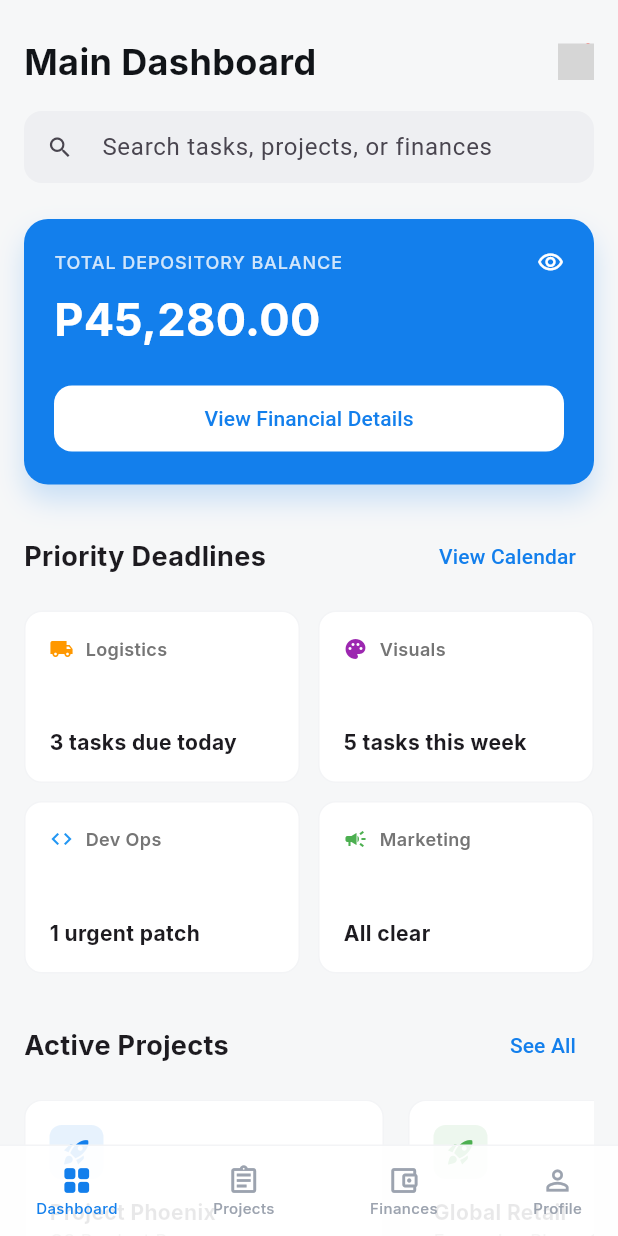
After one commit to aijaee/kamobahala_bscs4b_project, a Flutter app: the OrganizationDashboard screen opened directly, on a phone screen of 412 x 824 dp. The commit adds this screen. Run offline on Flutter 3.47's test engine with Material 3 defaults, Android fonts, the light colour scheme and no system bars; our stand-ins replace flutter_svg, google_fonts, supabase_flutter; accounts and stored records are empty; grey boxes are pictures that could not be loaded.

Commit message:
Organization Dashboard UI

```diff
--- a/lib/main.dart
+++ b/lib/main.dart
@@ -3,6 +3,8 @@ import 'package:provider/provider.dart';
 
 import 'viewmodels/auth_viewmodel.dart';
 import 'views/auth/login_screen.dart';
+// 1. ADD THIS IMPORT (Adjust the path if your folder names are different)
+import 'views/dashboard/organization_dashboard.dart';
 
 void main() {
   runApp(const MyApp());
@@ -20,6 +22,7 @@ class MyApp extends StatelessWidget {
       child: MaterialApp(
         debugShowCheckedModeBanner: false,
         title: "Kamo Bahala",
+
         home: const LoginScreen(),
       ),
     );
--- /dev/null
+++ b/lib/views/dashboard/organization_dashboard.dart
@@ -0,0 +1,342 @@
+import 'package:flutter/material.dart';
+import 'package:google_fonts/google_fonts.dart';
+import 'package:flutter_svg/flutter_svg.dart';
+
+class OrganizationDashboard extends StatelessWidget {
+  const OrganizationDashboard({super.key});
+
+  @override
+  Widget build(BuildContext context) {
+    // TOGGLE THIS: Set to true to see the "Empty State" UI
+    bool isDashboardEmpty = false;
+
+    final List<Map<String, dynamic>> deadlines = [
+      {'title': 'Logistics', 'tasks': '3 tasks due today', 'icon': Icons.local_shipping, 'color': Colors.orange},
+      {'title': 'Visuals', 'tasks': '5 tasks this week', 'icon': Icons.palette, 'color': Colors.purple},
+      {'title': 'Dev Ops', 'tasks': '1 urgent patch', 'icon': Icons.code, 'color': Colors.blue},
+      {'title': 'Marketing', 'tasks': 'All clear', 'icon': Icons.campaign, 'color': Colors.green},
+    ];
+
+    return Scaffold(
+      backgroundColor: const Color(0xFFF6F7F8),
+      body: SafeArea(
+        child: Stack(
+          children: [
+            CustomScrollView(
+              slivers: [
+                _buildHeader(),
+                SliverPadding(
+                  padding: const EdgeInsets.all(16.0),
+                  sliver: SliverList(
+                    delegate: SliverChildListDelegate([
+                      _buildFinancialCard(),
+                      const SizedBox(height: 24),
+                      if (isDashboardEmpty)
+                        _buildEmptyState()
+                      else ...[
+                        _buildSectionHeader("Priority Deadlines", "View Calendar"),
+                        const SizedBox(height: 12),
+                        _buildDeadlinesGrid(deadlines),
+                        const SizedBox(height: 24),
+                        _buildSectionHeader("Active Projects", "See All"),
+                        const SizedBox(height: 12),
+                        _buildProjectsList(),
+                      ],
+                      const SizedBox(height: 100),
+                    ]),
+                  ),
+                ),
+              ],
+            ),
+            Positioned(
+              bottom: 0,
+              left: 0,
+              right: 0,
+              child: _buildBottomNav(),
+            ),
+          ],
+        ),
+      ),
+    );
+  }
+
+  Widget _buildHeader() {
+    return SliverToBoxAdapter(
+      child: Padding(
+        padding: const EdgeInsets.fromLTRB(16, 24, 16, 8),
+        child: Column(
+          children: [
+            Row(
+              mainAxisAlignment: MainAxisAlignment.spaceBetween,
+              children: [
+                Text(
+                  "Main Dashboard",
+                  style: GoogleFonts.inter(
+                    fontSize: 24,
+                    fontWeight: FontWeight.bold,
+                    color: const Color(0xFF111418),
+                  ),
+                ),
+                Stack(
+                  children: [
+                    SvgPicture.asset(
+                      'assets/icons/bell.svg',
+                      width: 24,
+                      height: 24,
+                      placeholderBuilder: (context) => const Icon(Icons.notifications_none),
+                    ),
+                    Positioned(
+                      right: 0,
+                      top: 0,
+                      child: Container(
+                        width: 8,
+                        height: 8,
+                        decoration: const BoxDecoration(
+                          color: Colors.red,
+                          shape: BoxShape.circle,
+                        ),
+                      ),
+                    )
+                  ],
+                ),
+              ],
+            ),
+            const SizedBox(height: 16),
+            TextField(
+              decoration: InputDecoration(
+                hintText: "Search tasks, projects, or finances",
+                prefixIcon: const Icon(Icons.search, size: 18),
+                filled: true,
+                fillColor: const Color(0xFFE5E7EB).withValues(alpha: 0.5),
+                border: OutlineInputBorder(
+                  borderRadius: BorderRadius.circular(12),
+                  borderSide: BorderSide.none,
+                ),
+                contentPadding: const EdgeInsets.symmetric(vertical: 12),
+              ),
+            ),
+          ],
+        ),
+      ),
+    );
+  }
+
+  Widget _buildFinancialCard() {
+    return Container(
+      width: double.infinity,
+      padding: const EdgeInsets.all(20),
+      decoration: BoxDecoration(
+        color: const Color(0xFF137FEC),
+        borderRadius: BorderRadius.circular(16),
+        boxShadow: [
+          BoxShadow(
+            color: const Color(0xFF137FEC).withValues(alpha: 0.2),
+            blurRadius: 15,
+            offset: const Offset(0, 10),
+          )
+        ],
+      ),
+      child: Column(
+        crossAxisAlignment: CrossAxisAlignment.start,
+        children: [
+          Row(
+            mainAxisAlignment: MainAxisAlignment.spaceBetween,
+            children: [
+              Text(
+                "TOTAL DEPOSITORY BALANCE",
+                style: GoogleFonts.inter(
+                  color: Colors.white.withValues(alpha: 0.8),
+                  fontSize: 12,
+                  letterSpacing: 0.6,
+                  fontWeight: FontWeight.w500,
+                ),
+              ),
+              const Icon(Icons.visibility_outlined, color: Colors.white, size: 18),
+            ],
+          ),
+          const SizedBox(height: 8),
+          Text(
+            "P45,280.00",
+            style: GoogleFonts.inter(
+              color: Colors.white,
+              fontSize: 30,
+              fontWeight: FontWeight.bold,
+            ),
+          ),
+          const SizedBox(height: 20),
+          ElevatedButton(
+            onPressed: () {},
+            style: ElevatedButton.styleFrom(
+              backgroundColor: Colors.white,
+              foregroundColor: const Color(0xFF137FEC),
+              minimumSize: const Size(double.infinity, 44),
+              shape: RoundedRectangleBorder(
+                borderRadius: BorderRadius.circular(12),
+              ),
+              elevation: 0,
+            ),
+            child: const Text("View Financial Details"),
+          ),
+        ],
+      ),
+    );
+  }
+
+  Widget _buildEmptyState() {
+    return Center(
+      child: Padding(
+        padding: const EdgeInsets.symmetric(vertical: 60),
+        child: Column(
+          children: [
+            Icon(Icons.assignment_add, size: 80, color: Colors.grey.withValues(alpha: 0.3)),
+            const SizedBox(height: 16),
+            Text(
+              "No Active Projects Yet",
+              style: GoogleFonts.inter(fontSize: 18, fontWeight: FontWeight.bold, color: Colors.grey[700]),
+            ),
+            const SizedBox(height: 8),
+            Text(
+              "Get started by creating your first organization task or project.",
+              textAlign: TextAlign.center,
+              style: GoogleFonts.inter(color: Colors.grey[500]),
+            ),
+          ],
+        ),
+      ),
+    );
+  }
+
+  Widget _buildSectionHeader(String title, String actionText) {
+    return Row(
+      mainAxisAlignment: MainAxisAlignment.spaceBetween,
+      children: [
+        Text(
+          title,
+          style: GoogleFonts.inter(fontSize: 18, fontWeight: FontWeight.bold),
+        ),
+        TextButton(
+          onPressed: () {},
+          child: Text(actionText, style: const TextStyle(color: Color(0xFF137FEC))),
+        ),
+      ],
+    );
+  }
+
+  Widget _buildDeadlinesGrid(List<Map<String, dynamic>> items) {
+    return GridView.builder(
+      shrinkWrap: true,
+      physics: const NeverScrollableScrollPhysics(),
+      gridDelegate: const SliverGridDelegateWithFixedCrossAxisCount(
+        crossAxisCount: 2,
+        crossAxisSpacing: 12,
+        mainAxisSpacing: 12,
+        childAspectRatio: 1.6,
+      ),
+      itemCount: items.length,
+      itemBuilder: (context, index) {
+        final item = items[index];
+        return Container(
+          padding: const EdgeInsets.all(16),
+          decoration: BoxDecoration(
+            color: Colors.white,
+            borderRadius: BorderRadius.circular(12),
+            border: Border.all(color: const Color(0xFFF3F4F6)),
+          ),
+          child: Column(
+            crossAxisAlignment: CrossAxisAlignment.start,
+            children: [
+              Row(
+                children: [
+                  Icon(item['icon'], size: 16, color: item['color']),
+                  const SizedBox(width: 8),
+                  Text(item['title'], style: GoogleFonts.inter(fontSize: 12, color: Colors.grey[600], fontWeight: FontWeight.w600)),
+                ],
+              ),
+              const Spacer(),
+              Text(item['tasks'], style: GoogleFonts.inter(fontSize: 14, fontWeight: FontWeight.bold)),
+            ],
+          ),
+        );
+      },
+    );
+  }
+
+  Widget _buildProjectsList() {
+    return SizedBox(
+      height: 180,
+      child: ListView(
+        scrollDirection: Axis.horizontal,
+        children: [
+          _buildProjectCard("Project Phoenix", "Q3 Product Revamp", 0.75, "12 Days Left", const Color(0xFF137FEC)),
+          const SizedBox(width: 16),
+          _buildProjectCard("Global Retail", "Expansion Phase 1", 0.40, "45 Days Left", Colors.green),
+        ],
+      ),
+    );
+  }
+
+  Widget _buildProjectCard(String title, String sub, double progress, String days, Color color) {
+    return Container(
+      width: 240,
+      padding: const EdgeInsets.all(16),
+      decoration: BoxDecoration(
+        color: Colors.white,
+        borderRadius: BorderRadius.circular(12),
+        border: Border.all(color: const Color(0xFFF3F4F6)),
+      ),
+      child: Column(
+        crossAxisAlignment: CrossAxisAlignment.start,
+        children: [
+          Container(
+            padding: const EdgeInsets.all(8),
+            decoration: BoxDecoration(color: color.withValues(alpha: 0.1), borderRadius: BorderRadius.circular(8)),
+            child: Icon(Icons.rocket_launch, color: color, size: 20),
+          ),
+          const SizedBox(height: 12),
+          Text(title, style: GoogleFonts.inter(fontWeight: FontWeight.bold, fontSize: 14)),
+          Text(sub, style: GoogleFonts.inter(color: Colors.grey, fontSize: 12)),
+          const Spacer(),
+          LinearProgressIndicator(value: progress, backgroundColor: const Color(0xFFF3F4F6), color: color, borderRadius: BorderRadius.circular(10)),
+          const SizedBox(height: 8),
+          Row(
+            mainAxisAlignment: MainAxisAlignment.spaceBetween,
+            children: [
+              Text("${(progress * 100).toInt()}% Complete", style: const TextStyle(fontSize: 10, color: Colors.grey)),
+              Text(days, style: const TextStyle(fontSize: 10, color: Colors.grey)),
+            ],
+          )
+        ],
+      ),
+    );
+  }
+
+  Widget _buildBottomNav() {
+    return Container(
+      padding: const EdgeInsets.symmetric(vertical: 12, horizontal: 24),
+      decoration: BoxDecoration(
+        color: Colors.white.withValues(alpha: 0.9),
+        border: const Border(top: BorderSide(color: Color(0xFFF3F4F6))),
+      ),
+      child: Row(
+        mainAxisAlignment: MainAxisAlignment.spaceBetween,
+        children: [
+          _navItem(Icons.grid_view_rounded, "Dashboard", true),
+          _navItem(Icons.assignment_outlined, "Projects", false),
+          _navItem(Icons.account_balance_wallet_outlined, "Finances", false),
+          _navItem(Icons.person_outline, "Profile", false),
+        ],
+      ),
+    );
+  }
+
+  Widget _navItem(IconData icon, String label, bool isActive) {
+    final color = isActive ? const Color(0xFF137FEC) : const Color(0xFF9CA3AF);
+    return Column(
+      mainAxisSize: MainAxisSize.min,
+      children: [
+        Icon(icon, color: color, size: 22),
+        Text(label, style: GoogleFonts.inter(color: color, fontSize: 10, fontWeight: FontWeight.w500)),
+      ],
+    );
+  }
+}
```
Also changed, not shown: pubspec.yaml (+7 -1 lines), assets/icons/Icon.svg (added), pubspec.lock.
